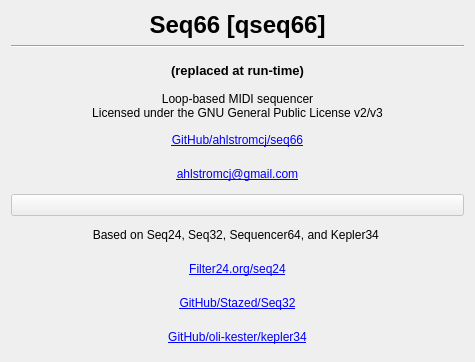
Old version of the form seq_qt5/src/gui/qsabout.ui in the repository ahlstromcj/seq66.
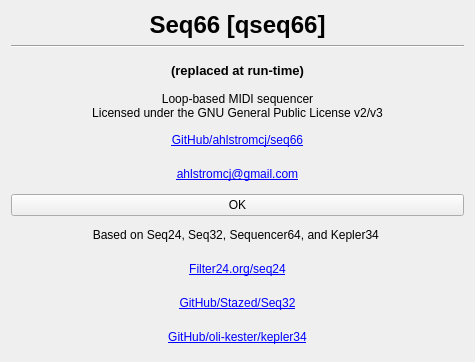
New version of the form.

Diff of the .ui file:
```diff
--- a/seq_qt5/src/gui/qsabout.ui
+++ b/seq_qt5/src/gui/qsabout.ui
@@ -101,10 +101,10 @@
    <item>
     <widget class="QPushButton" name="extraButton">
      <property name="enabled">
-      <bool>false</bool>
+      <bool>true</bool>
      </property>
      <property name="text">
-      <string/>
+      <string>OK</string>
      </property>
      <property name="checkable">
       <bool>false</bool>
```
Left out of the diff: 2 changed lines with no effect on the pictures.
